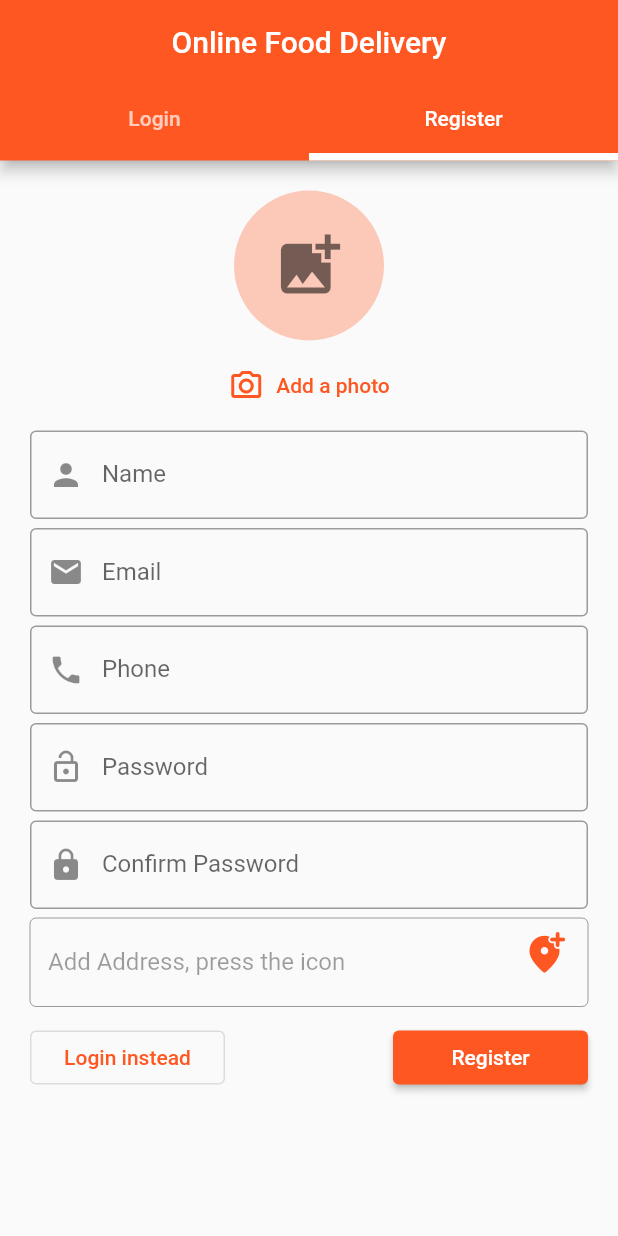
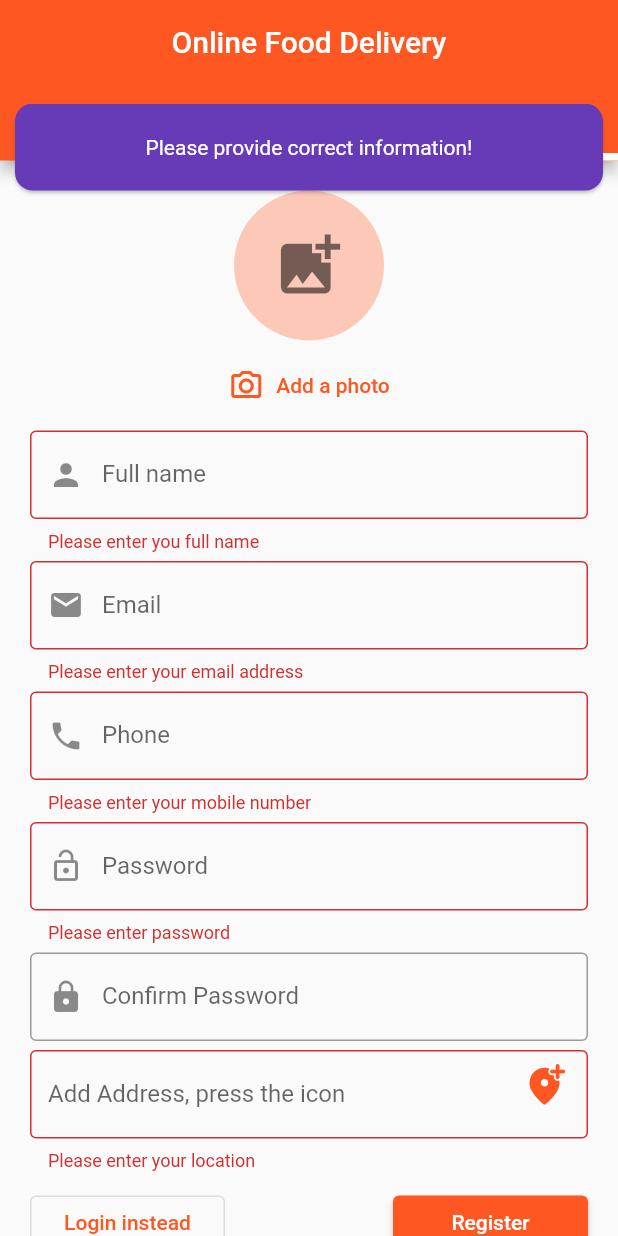
Before and after one commit to mydigita/food-order-and-delivery-app, a Flutter app: the screen it shows after launch, tab 2 chosen, after a tap on "Register", on a phone screen of 412 x 824 dp. Run offline on Flutter 3.47's test engine with Material 2 defaults, Android fonts, the light colour scheme and no system bars; our stand-ins replace image_picker.

Commit message:
enabled imageloading on register page

```diff
--- a/lib/authentication/registerpage.dart
+++ b/lib/authentication/registerpage.dart
@@ -1,5 +1,4 @@
 import 'dart:io';
-
 import 'package:flutter/material.dart';
 import 'package:image_picker/image_picker.dart';
 
@@ -14,16 +13,70 @@ class RegisterPage extends StatefulWidget {
 }
 
 class _RegisterPageState extends State<RegisterPage> {
-  final GlobalKey<FormState> _formKey = GlobalKey();
+  var _name = '';
+  var _email = '';
+  var _password = '';
+  var _phone = '';
+  var _address = '';
+  var _confirmPassword = '';
+  final _formKey = GlobalKey<FormState>();
+  String? passwordValue;
 
   XFile? imageXFile;
   final ImagePicker _picker = ImagePicker();
-  TextEditingController phoneController = TextEditingController();
-  TextEditingController passwordController = TextEditingController();
-  TextEditingController confirmPasswordController = TextEditingController();
-  TextEditingController emailController = TextEditingController();
-  TextEditingController locationController = TextEditingController();
-  TextEditingController nameController = TextEditingController();
+
+  Future<void> _getImage() async {
+    imageXFile = await _picker.pickImage(source: ImageSource.gallery);
+    setState(() {
+      imageXFile;
+    });
+  }
+
+  void _trySubmitRegistrationForm() {
+    final isFormValid = _formKey.currentState!.validate();
+    FocusScope.of(context).unfocus();
+    if (isFormValid) {
+      _formKey.currentState!.save();
+    } else {
+      ScaffoldMessenger.of(context).hideCurrentSnackBar();
+      ScaffoldMessenger.of(context).showSnackBar(
+        SnackBar(
+          backgroundColor: Colors.deepPurple,
+          shape: RoundedRectangleBorder(
+            borderRadius: BorderRadius.circular(12),
+          ),
+          elevation: 1,
+          content: Container(
+            color: null,
+            height: 30,
+            child: Column(
+              mainAxisAlignment: MainAxisAlignment.center,
+              children: const [
+                Text(
+                  'Please provide correct information!',
+                ),
+              ],
+            ),
+          ),
+          duration: const Duration(milliseconds: 1500),
+          behavior: SnackBarBehavior.floating,
+          margin: EdgeInsets.only(
+            bottom: MediaQuery.of(context).size.height -
+                Scaffold.of(context).appBarMaxHeight!.round() -
+                20,
+            left: 10,
+            right: 10,
+          ),
+        ),
+      );
+    }
+  }
+  // TextEditingController phoneController = TextEditingController();
+  // TextEditingController passwordController = TextEditingController();
+  // TextEditingController confirmPasswordController = TextEditingController();
+  // TextEditingController emailController = TextEditingController();
+  // TextEditingController locationController = TextEditingController();
+  // TextEditingController nameController = TextEditingController();
 
   @override
   Widget build(BuildContext context) {
@@ -54,7 +107,7 @@ class _RegisterPageState extends State<RegisterPage> {
               ),
               const SizedBox(height: 6),
               TextButton.icon(
-                onPressed: () {},
+                onPressed: _getImage,
                 icon: const Icon(Icons.camera_alt_outlined),
                 label: const Text('Add a photo'),
               ),
@@ -66,61 +119,137 @@ class _RegisterPageState extends State<RegisterPage> {
             child: Column(
               children: [
                 TextFormField(
-                  controller: nameController,
+                  key: const ValueKey('name'),
+                  // controller: nameController,
                   decoration: const InputDecoration(
                     border: OutlineInputBorder(),
                     prefixIcon: Icon(Icons.person),
-                    labelText: "Name",
+                    labelText: "Full name",
                   ),
+                  validator: (value) {
+                    if (value!.isEmpty ||
+                        value.length < 6 ||
+                        value.contains(RegExp('[0-9]'))) {
+                      return 'Please enter you full name';
+                    }
+                    return null;
+                  },
+                  onSaved: (newValue) {
+                    _name = newValue!;
+                  },
                 ),
                 const SizedBox(height: 6),
                 TextFormField(
-                  controller: emailController,
+                  key: const ValueKey('email'),
+                  // controller: emailController,
+                  keyboardType: TextInputType.emailAddress,
+                  validator: (value) {
+                    if (value!.isEmpty ||
+                        !value.contains(RegExp('[a-z@.]')) ||
+                        value.length < 6) {
+                      return 'Please enter your email address';
+                    }
+                    return null;
+                  },
                   decoration: const InputDecoration(
                     border: OutlineInputBorder(),
                     labelText: "Email",
                     prefixIcon: Icon(Icons.email),
                   ),
+                  onSaved: (newValue) {
+                    _email = newValue!;
+                  },
                 ),
                 const SizedBox(height: 6),
                 TextFormField(
-                  controller: phoneController,
+                  key: const ValueKey('phone'),
+                  // controller: phoneController,
                   decoration: const InputDecoration(
                     border: OutlineInputBorder(),
                     prefixIcon: Icon(Icons.phone),
                     labelText: "Phone",
                   ),
+                  validator: (value) {
+                    if (value!.length < 11 ||
+                        value.contains(RegExp('[a-zA-Z.*-/|~]'))) {
+                      return 'Please enter your mobile number';
+                    }
+                    return null;
+                  },
+                  onSaved: (newValue) {
+                    _phone = newValue!;
+                  },
                 ),
                 const SizedBox(height: 6),
                 TextFormField(
-                  controller: passwordController,
+                  key: const ValueKey('password'),
+                  // controller: passwordController,
                   obscureText: true,
                   cursorColor: Colors.blue,
                   decoration: const InputDecoration(
-                      border: OutlineInputBorder(),
-                      prefixIcon: Icon(Icons.lock_open),
-                      labelText: "Password"),
+                    border: OutlineInputBorder(),
+                    prefixIcon: Icon(Icons.lock_open),
+                    labelText: "Password",
+                  ),
+                  validator: (value) {
+                    passwordValue = value;
+                    if (value!.isEmpty) {
+                      return 'Please enter password';
+                    }
+                    if (value.length < 8) {
+                      return 'Please enter a minimum 8 digit password';
+                    }
+                    if (value.length > 32) {
+                      return 'Please enter a memorable password';
+                    }
+
+                    return null;
+                  },
+                  onSaved: (newValue) {
+                    _password = newValue!;
+                  },
                 ),
                 const SizedBox(height: 6),
                 TextFormField(
-                  controller: confirmPasswordController,
+                  key: const ValueKey('confirmpassword'),
+                  // controller: confirmPasswordController,
                   obscureText: true,
                   cursorColor: Colors.blue,
                   decoration: const InputDecoration(
-                      border: OutlineInputBorder(),
-                      prefixIcon: Icon(Icons.lock),
-                      labelText: "Confirm Password"),
+                    border: OutlineInputBorder(),
+                    prefixIcon: Icon(Icons.lock),
+                    labelText: "Confirm Password",
+                  ),
+                  validator: (value) {
+                    if (value != passwordValue) {
+                      return 'Password does not match';
+                    }
+                    return null;
+                  },
+                  onSaved: (newValue) {
+                    _confirmPassword = newValue!;
+                  },
                 ),
                 const SizedBox(height: 6),
                 Stack(
                   children: [
                     TextFormField(
-                      enabled: false,
-                      controller: locationController,
+                      key: const ValueKey('address'),
+                      enabled: true,
+                      // controller: locationController,
                       decoration: const InputDecoration(
                         border: OutlineInputBorder(),
                         labelText: "Add Address, press the icon",
                       ),
+                      validator: (value) {
+                        if (value!.isEmpty) {
+                          return 'Please enter your location';
+                        }
+                        return null;
+                      },
+                      onSaved: (newValue) {
+                        _address = newValue!;
+                      },
                     ),
                     Positioned(
                       right: 5,
@@ -152,7 +281,7 @@ class _RegisterPageState extends State<RegisterPage> {
               SizedBox(
                 width: 130,
                 child: ElevatedButton(
-                  onPressed: () {},
+                  onPressed: _trySubmitRegistrationForm,
                   child: const Text("Register"),
                 ),
               ),
```
Also changed, not shown: lib/authentication/loginpage.dart (+48 -1 lines).
